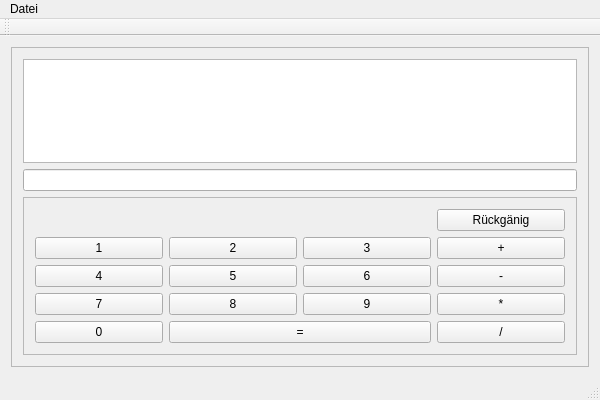
Qt form cmainwindow.ui (Dashro/Taschenrechner) before a commit.
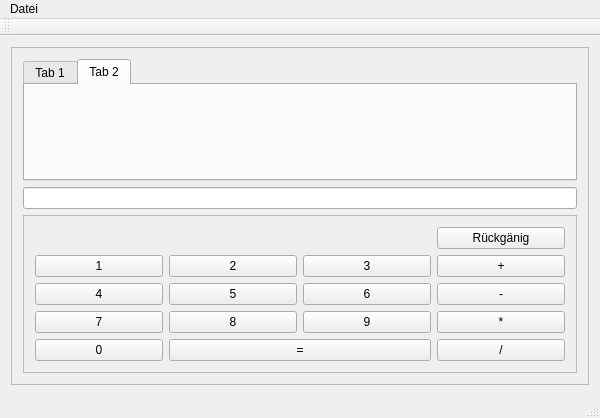
The same form after that commit. Custom widgets are drawn as their Qt base class.

Commit message: Projekteinstellungen geändert

What changed in the file:
```diff
--- a/cmainwindow.ui
+++ b/cmainwindow.ui
@@ -25,6 +25,16 @@
       </property>
       <layout class="QVBoxLayout" name="verticalLayout_2">
        <item>
+        <widget class="QTabWidget" name="tabWidget">
+         <property name="currentIndex">
+          <number>1</number>
+         </property>
+         <widget class="QWidget" name="tab">
+          <attribute name="title">
+           <string>Tab 1</string>
+          </attribute>
+          <layout class="QVBoxLayout" name="verticalLayout_3">
+           <item>
         <widget class="QTableView" name="tV_Protokoll">
          <property name="editTriggers">
           <set>QAbstractItemView::NoEditTriggers</set>
@@ -49,6 +59,20 @@
          </attribute>
         </widget>
        </item>
+          </layout>
+         </widget>
+         <widget class="QWidget" name="tab_2">
+          <attribute name="title">
+           <string>Tab 2</string>
+          </attribute>
+          <layout class="QVBoxLayout" name="verticalLayout_4">
+           <item>
+            <widget class="QCustomPlot" name="widget" native="true"/>
+           </item>
+          </layout>
+         </widget>
+        </widget>
+       </item>
        <item>
         <widget class="QLineEdit" name="lE_Eingabe">
          <property name="text">
@@ -269,6 +293,14 @@
   </action>
  </widget>
  <layoutdefault spacing="6" margin="11"/>
+ <customwidgets>
+  <customwidget>
+   <class>QCustomPlot</class>
+   <extends>QWidget</extends>
+   <header location="global">qcustomplot.h</header>
+   <container>1</container>
+  </customwidget>
+ </customwidgets>
  <resources>
   <include location="cmainwindow.qrc"/>
  </resources>
```
Lines whose indentation alone changed are shown as unchanged. The commit also changes 2 other files.
